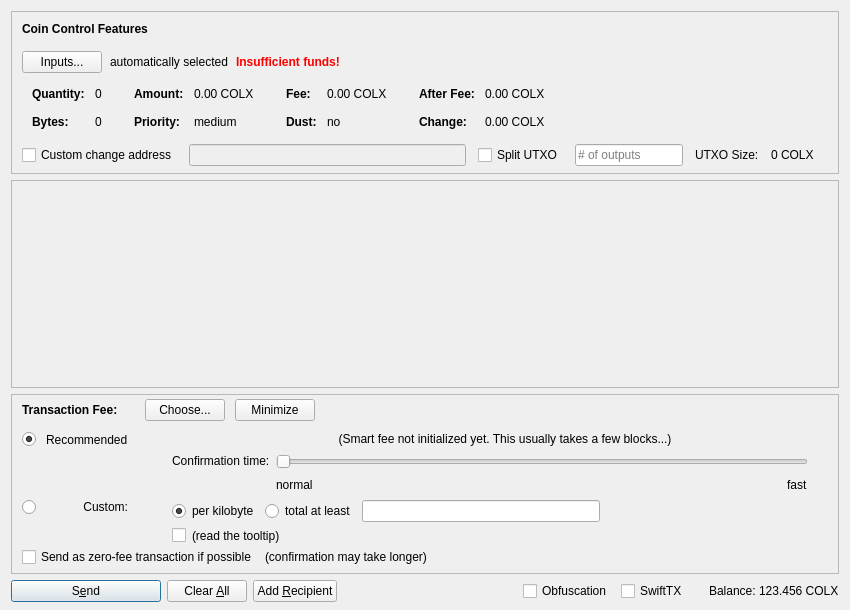
SkinXXX/skinxxx, file src/qt/forms/sendcoinsdialog.ui: the form before one commit.
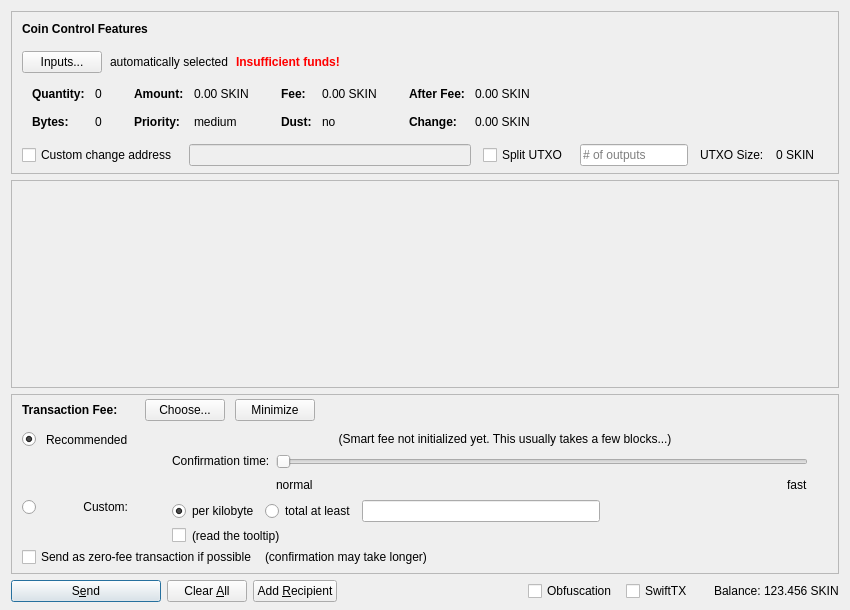
The form after the commit. Icons and pictures are not drawn. Custom widgets are drawn as their Qt base class.

```diff
--- a/src/qt/forms/sendcoinsdialog.ui
+++ b/src/qt/forms/sendcoinsdialog.ui
@@ -324,7 +324,7 @@
                   <enum>Qt::ActionsContextMenu</enum>
                  </property>
                  <property name="text">
-                  <string notr="true">0.00 COLX</string>
+                  <string notr="true">0.00 SKIN</string>
                  </property>
                  <property name="textInteractionFlags">
                   <set>Qt::LinksAccessibleByMouse|Qt::TextSelectableByKeyboard|Qt::TextSelectableByMouse</set>
@@ -404,7 +404,7 @@
                   <enum>Qt::ActionsContextMenu</enum>
                  </property>
                  <property name="text">
-                  <string notr="true">0.00 COLX</string>
+                  <string notr="true">0.00 SKIN</string>
                  </property>
                  <property name="textInteractionFlags">
                   <set>Qt::LinksAccessibleByMouse|Qt::TextSelectableByKeyboard|Qt::TextSelectableByMouse</set>
@@ -484,7 +484,7 @@
                   <enum>Qt::ActionsContextMenu</enum>
                  </property>
                  <property name="text">
-                  <string notr="true">0.00 COLX</string>
+                  <string notr="true">0.00 SKIN</string>
                  </property>
                  <property name="textInteractionFlags">
                   <set>Qt::LinksAccessibleByMouse|Qt::TextSelectableByKeyboard|Qt::TextSelectableByMouse</set>
@@ -513,7 +513,7 @@
                   <enum>Qt::ActionsContextMenu</enum>
                  </property>
                  <property name="text">
-                  <string notr="true">0.00 COLX</string>
+                  <string notr="true">0.00 SKIN</string>
                  </property>
                  <property name="textInteractionFlags">
                   <set>Qt::LinksAccessibleByMouse|Qt::TextSelectableByKeyboard|Qt::TextSelectableByMouse</set>
@@ -594,7 +594,7 @@
           <item>
            <widget class="QLabel" name="labelBlockSize">
             <property name="text">
-             <string>0 COLX</string>
+             <string>0 SKIN</string>
             </property>
            </widget>
           </item>
@@ -1435,7 +1435,7 @@
           <cursorShape>IBeamCursor</cursorShape>
          </property>
          <property name="text">
-          <string notr="true">123.456 COLX</string>
+          <string notr="true">123.456 SKIN</string>
          </property>
          <property name="textInteractionFlags">
           <set>Qt::LinksAccessibleByMouse|Qt::TextSelectableByKeyboard|Qt::TextSelectableByMouse</set>
```
Left out of the diff: 16 changed lines with no effect on the pictures.
